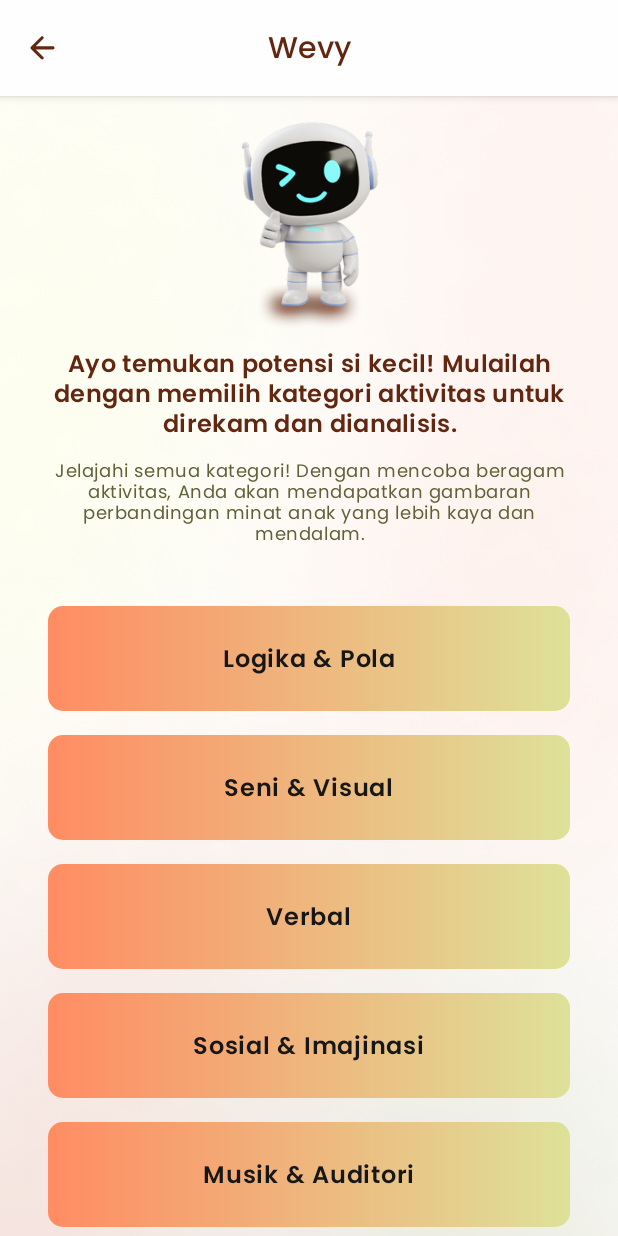
After one commit to muktiabdii/weaveon-app, an Android app built with Jetpack Compose: the composable WevyScreen shown on its own in the app's theme, on a phone screen of 412 x 824 dp. The commit adds this screen. Run offline under Robolectric (Android 15) with nearby library versions, the phone set to English and light mode, and no system bars.

Commit message:
feat(wevy): slicing wevy screen

```diff
--- /dev/null
+++ b/app/src/main/java/com/example/hology/ui/common/WevyCard.kt
@@ -0,0 +1,61 @@
+package com.example.hology.ui.common
+
+import androidx.compose.foundation.background
+import androidx.compose.foundation.clickable
+import androidx.compose.foundation.layout.Box
+import androidx.compose.foundation.layout.fillMaxSize
+import androidx.compose.foundation.layout.fillMaxWidth
+import androidx.compose.foundation.layout.height
+import androidx.compose.foundation.shape.RoundedCornerShape
+import androidx.compose.material3.Card
+import androidx.compose.material3.CardDefaults
+import androidx.compose.material3.Text
+import androidx.compose.runtime.Composable
+import androidx.compose.ui.Alignment
+import androidx.compose.ui.Modifier
+import androidx.compose.ui.graphics.Brush
+import androidx.compose.ui.graphics.Color
+import androidx.compose.ui.text.font.Font
+import androidx.compose.ui.text.font.FontFamily
+import androidx.compose.ui.tooling.preview.Preview
+import androidx.compose.ui.unit.dp
+import androidx.compose.ui.unit.sp
+import com.example.hology.R
+import com.example.hology.ui.theme.NeutralBlack
+
+@Composable
+fun WevyCard(
+    modifier: Modifier = Modifier,
+    text: String,
+    onClick: () -> Unit = {}
+) {
+    Card(
+        colors = CardDefaults.cardColors(containerColor = Color.Transparent),
+        shape = RoundedCornerShape(10.dp),
+        modifier = Modifier
+            .fillMaxWidth()
+            .height(70.dp)
+            .clickable(onClick = onClick)
+    ) {
+        Box(
+            modifier = Modifier
+                .fillMaxSize()
+                .background(
+                    brush = Brush.horizontalGradient(
+                        colors = listOf(
+                            Color(0xFFFF8C62),
+                            Color(0xFFDEE199)
+                        )
+                    )
+                ),
+            contentAlignment = Alignment.Center
+        ) {
+            Text(
+                text = text,
+                fontSize = 16.sp,
+                fontFamily = FontFamily(Font(R.font.poppins_semibold)),
+                color = NeutralBlack
+            )
+        }
+    }
+}
--- a/app/src/main/java/com/example/hology/ui/home/MainScreen.kt
+++ b/app/src/main/java/com/example/hology/ui/home/MainScreen.kt
@@ -26,6 +26,7 @@ import com.example.hology.ui.exercise.ExerciseScreen
 import com.example.hology.ui.profile.EditProfileScreen
 import com.example.hology.ui.profile.ProfileScreen
 import com.example.hology.ui.profile.UserViewModel
+import com.example.hology.ui.wevy.WevyScreen
 
 @Composable
 fun MainScreen(rootNavController: NavController) {
@@ -87,6 +88,10 @@ fun MainScreen(rootNavController: NavController) {
                 val activityId = backStackEntry.arguments?.getString("activityId") ?: ""
                 ExerciseActivityScreen(navController, exerciseId, activityId)
             }
+
+            composable("wevy") {
+                WevyScreen(navController = navController)
+            }
         }
     }
 }
--- /dev/null
+++ b/app/src/main/java/com/example/hology/ui/wevy/WevyScreen.kt
@@ -0,0 +1,122 @@
+package com.example.hology.ui.wevy
+
+import androidx.compose.runtime.Composable
+import androidx.compose.ui.Modifier
+import androidx.compose.foundation.Image
+import androidx.compose.foundation.background
+import androidx.compose.foundation.layout.*
+import androidx.compose.foundation.lazy.LazyColumn
+import androidx.compose.foundation.shape.RoundedCornerShape
+import androidx.compose.material3.*
+import androidx.compose.ui.Alignment
+import androidx.compose.ui.graphics.Brush
+import androidx.compose.ui.graphics.Color
+import androidx.compose.ui.layout.ContentScale
+import androidx.compose.ui.res.painterResource
+import androidx.compose.ui.text.font.Font
+import androidx.compose.ui.text.font.FontFamily
+import androidx.compose.ui.text.style.TextAlign
+import androidx.compose.ui.tooling.preview.Preview
+import androidx.compose.ui.unit.dp
+import androidx.compose.ui.unit.sp
+import androidx.navigation.NavController
+import com.example.hology.R
+import com.example.hology.ui.common.TopNavbar
+import com.example.hology.ui.theme.NeutralWhite
+import com.example.hology.ui.theme.Primary08
+import com.example.hology.ui.theme.Secondary09
+import com.example.hology.ui.common.ExerciseCard
+import com.example.hology.ui.common.WevyCard
+import com.example.hology.ui.theme.NeutralBlack
+
+@Composable
+fun WevyScreen(
+    navController: NavController
+) {
+    Scaffold(
+        topBar = {
+            TopNavbar(
+                title = "Wevy",
+                navController = navController
+            )
+        }
+    ) { innerPadding ->
+        Box(
+            modifier = Modifier
+                .fillMaxSize()
+                .background(NeutralWhite)
+                .padding(innerPadding)
+        ){
+            Image(
+                painter = painterResource(id = R.drawable.bg_5),
+                contentDescription = null,
+                modifier = Modifier.fillMaxWidth(),
+                contentScale = ContentScale.Crop
+            )
+
+            LazyColumn(
+                modifier = Modifier
+                    .fillMaxSize(),
+                contentPadding = PaddingValues(16.dp),
+                verticalArrangement = Arrangement.spacedBy(24.dp)
+            ) {
+                item {
+
+                    // header
+                    Column(
+                        modifier = Modifier.fillMaxWidth(),
+                        horizontalAlignment = Alignment.CenterHorizontally,
+                        verticalArrangement = Arrangement.spacedBy(11.dp)
+                    ) {
+                        Image(
+                            painter = painterResource(id = R.drawable.wevy_wevy),
+                            contentDescription = null,
+                            modifier = Modifier.size(140.dp)
+                        )
+
+                        // description text
+                        Text(
+                            text = "Ayo temukan potensi si kecil! Mulailah dengan memilih kategori aktivitas untuk direkam dan dianalisis.",
+                            style = MaterialTheme.typography.bodyMedium.copy(
+                                color = Secondary09,
+                                fontFamily = FontFamily(Font(R.font.poppins_semibold)),
+                                textAlign = TextAlign.Center,
+                                fontSize = 16.sp,
+                                lineHeight = 20.sp
+                            ),
+                            modifier = Modifier.padding(horizontal = 16.dp)
+                        )
+
+                        Text(
+                            text = "Jelajahi semua kategori! Dengan mencoba beragam aktivitas, Anda akan mendapatkan gambaran perbandingan minat anak yang lebih kaya dan mendalam.",
+                            style = MaterialTheme.typography.bodySmall.copy(
+                                color = Primary08,
+                                fontFamily = FontFamily(Font(R.font.poppins_regular)),
+                                fontSize = 12.sp,
+                                textAlign = TextAlign.Center,
+                                lineHeight = 14.sp
+                            ),
+                            modifier = Modifier.padding(bottom = 16.dp, start = 16.dp, end = 16.dp)
+                        )
+                    }
+                }
+
+                item {
+
+                    // explore card grid
+                    Column(
+                        verticalArrangement = Arrangement.spacedBy(16.dp),
+                        modifier = Modifier.padding(horizontal = 16.dp)
+                    ) {
+                        WevyCard(text = "Logika & Pola")
+                        WevyCard(text = "Seni & Visual")
+                        WevyCard(text = "Verbal")
+                        WevyCard(text = "Sosial & Imajinasi")
+                        WevyCard(text = "Musik & Auditori")
+                        WevyCard(text = "Motorik & Gerak")
+                    }
+                }
+            }
+        }
+    }
+}
```
Also changed, not shown: app/src/main/res/drawable/wevy_wevy.png (added).
